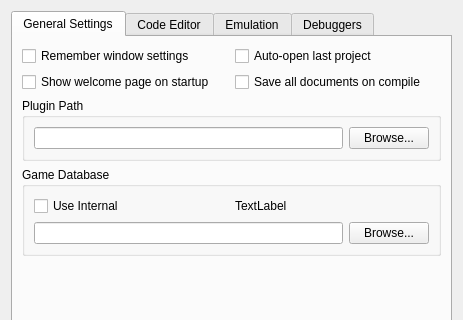
christopherpow/nesicide, file environmentsettingsdialog.ui: the form before one commit; both pictures show x 0 to 463 and y 0 to 320 of the 463 by 558 pixel window.
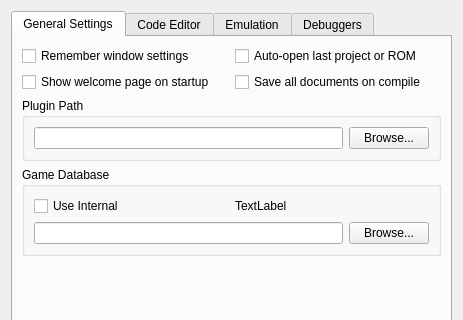
The form after the commit. The open tabs and pages were chosen to show the change. Icons and pictures are not drawn.

Commit message: App now remembers the last .nes that was loaded and will reload it at start-up if project tracking is enabled

The edit to the form file:
```diff
--- a/environmentsettingsdialog.ui
+++ b/environmentsettingsdialog.ui
@@ -34,7 +34,7 @@
        <item row="0" column="1">
         <widget class="QCheckBox" name="trackRecentProjects">
          <property name="text">
-          <string>Auto-open last project</string>
+          <string>Auto-open last project or ROM</string>
          </property>
         </widget>
        </item>
```
Left out of the diff: 2 changed lines with no effect on the pictures.
